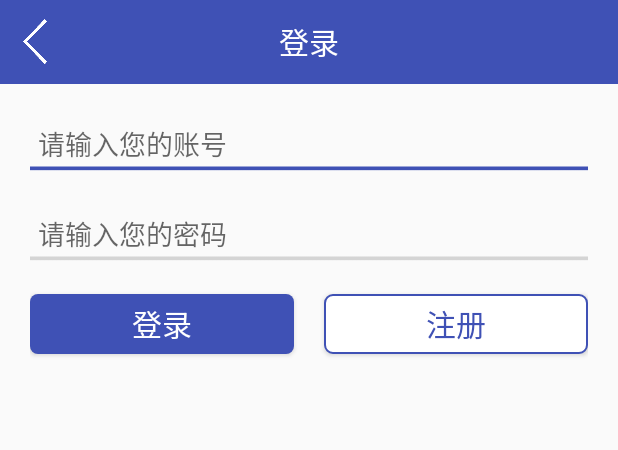
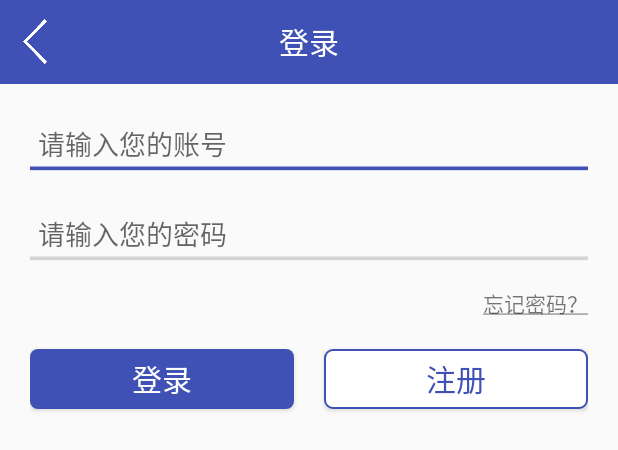
Before and after one commit to liuhaijin/TGBAndroidapp, an Android app: the layout activity_login.xml on its own in the app's theme, with its tools: preview values and no code run, on a phone screen of 412 x 824 dp. Shown: the top 450 px of the screen. Run offline under Robolectric (Android 15) with nearby library versions, the phone set to English and light mode, and no system bars.

Commit message:
qianfeng commit

```diff
--- a/app/src/main/java/com/tgb/activiys/RegisterActivity.java
+++ b/app/src/main/java/com/tgb/activiys/RegisterActivity.java
@@ -53,6 +53,7 @@ public class RegisterActivity extends BaseActivity {
         // 字符串是否与正则表达式相匹配
         if(matcher.matches()){
             if(et_password_repeat.getText().toString().equals(password)){
+                //register account and put preferences
 
             }
         }else{
--- a/app/src/main/java/com/tgb/activiys/VerifyActivity.java
+++ b/app/src/main/java/com/tgb/activiys/VerifyActivity.java
@@ -70,7 +70,7 @@ public class VerifyActivity extends BaseActivity {
                             }
                         }
                         hideProgressDialog();
-                        PreferencesUtils.putSharePre(VerifyActivity.this, "username", phoneNumber);
+                        PreferencesUtils.putSharePre("username", phoneNumber);
                         Intent intent = new Intent(VerifyActivity.this, RegisterActivity.class);
                         startActivity(intent);
                     }else if (event == SMSSDK.EVENT_GET_VERIFICATION_CODE){
--- a/app/src/main/java/com/tgb/app/AppState.java
+++ b/app/src/main/java/com/tgb/app/AppState.java
@@ -2,6 +2,10 @@ package com.tgb.app;
 
 public class AppState {
 
-	public static String phoneNumber;
+	public static boolean isLogin;
+
+	public static String username;
+	public static String password;
+	public static boolean gender;
 
 }
--- a/app/src/main/res/layout/activity_login.xml
+++ b/app/src/main/res/layout/activity_login.xml
@@ -34,6 +34,7 @@
         android:layout_marginTop="20dp"
         android:layout_marginStart="20dp"
         android:layout_marginEnd="20dp"
+        android:gravity="end"
         android:orientation="vertical" >
 
         <EditText
@@ -54,6 +55,14 @@
             android:background="@drawable/selector_edittext"
             android:inputType="textPassword"
             android:hint="请输入您的密码" />
+
+        <TextView
+            android:layout_width="wrap_content"
+            android:layout_height="wrap_content"
+            android:layout_marginTop="15dp"
+            android:layout_marginStart="15dp"
+            android:autoLink="email"
+            android:text="@string/forget_passward"/>
 
         <LinearLayout
             android:layout_width="match_parent"
--- a/app/src/main/res/values/strings.xml
+++ b/app/src/main/res/values/strings.xml
@@ -3,4 +3,5 @@
     <string name="loading">加载中…</string>
     <string name="notice">公告</string>
     <string name="nomore">没有了</string>
+    <string name="forget_passward"><u>忘记密码？</u></string>
 </resources>
```
Also changed, not shown: app/src/main/java/com/tgb/fragment/MeFragment.java (+23 -3 lines), app/src/main/java/com/tgb/service/UserService.java (added, +21 -0 lines), app/src/main/java/com/tgb/utils/PreferencesUtils.java (+16 -15 lines).
